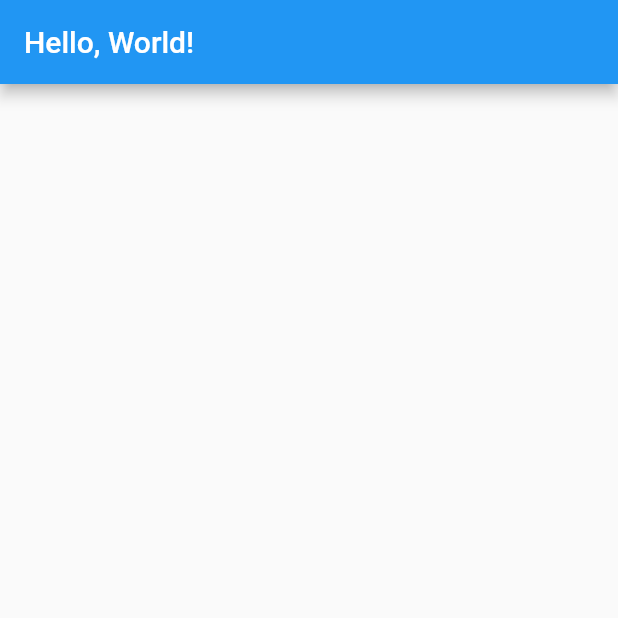
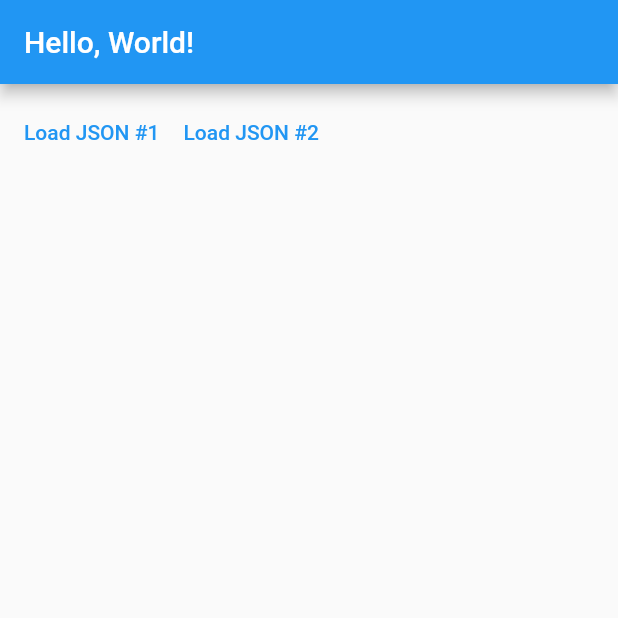
Before and after one commit to oleajan/flutter_testingbloc, a Flutter app: the screen it shows after launch, on a phone screen of 412 x 824 dp, the top half of it. Run offline on Flutter 3.47's test engine with Material 2 defaults, Android fonts, the phone set to English and light mode, and no system bars; our stand-ins replace flutter_bloc.

Commit message:
reading jsons from live serve

```diff
--- a/lib/main.dart
+++ b/lib/main.dart
@@ -1,4 +1,13 @@
+import 'dart:convert';
+import 'dart:io';
+
 import 'package:flutter/material.dart';
+import 'package:flutter_bloc/flutter_bloc.dart';
+import 'dart:developer' as devtools show log;
+
+extension Log on Object {
+  void log() => devtools.log(toString());
+}
 
 void main() {
   runApp(const MyApp());
@@ -15,26 +24,165 @@ class MyApp extends StatelessWidget {
         primarySwatch: Colors.blue,
       ),
       debugShowCheckedModeBanner: false,
-      home: const MyHomePage(title: 'Flutter Demo Home Page'),
+      home: BlocProvider(
+        create: (_) => PersonsBloc(),
+        child: const MyHomePage(),
+      ),
     );
   }
 }
-class MyHomePage extends StatefulWidget {
-  const MyHomePage({Key? key, required this.title}) : super(key: key);
 
-  final String title;
+@immutable
+abstract class LoadAction {
+  const LoadAction();
+}
+
+enum PersonUrl {
+  persons1,
+  persons2,
+}
+
+extension UrlString on PersonUrl {
+  String get urlString {
+    switch (this) {
+      case PersonUrl.persons1:
+        return 'http://127.0.0.1:5500/api/person1.json';
+      case PersonUrl.persons2:
+        return 'http://127.0.0.1:5500/api/person2.json';
+    }
+  }
+}
+
+@immutable
+class LoadPersonsAction implements LoadAction {
+  final PersonUrl url;
+  const LoadPersonsAction({required this.url}) : super();
+}
+
+@immutable
+class Person {
+  final String name;
+  final int age;
+
+  const Person({required this.name, required this.age});
+
+  Person.fromJson(Map<String, dynamic> json)
+      : name = json['name'] as String,
+        age = json['age'] as int;
 
   @override
-  State<MyHomePage> createState() => _MyHomePageState();
+  String toString() {
+    return '(name: $name, age: $age)';
+  }
 }
 
-class _MyHomePageState extends State<MyHomePage> {
+Future<Iterable<Person>> getPersons(String url) => HttpClient()
+    .getUrl(Uri.parse(url)) //* gives us a request
+    .then((value) => value.close()) //* request becomes a response
+    .then((value) =>
+        value.transform(utf8.decoder).join()) //* reponse becomes a string
+    .then((value) =>
+        json.decode(value) as List<dynamic>) //* string becomes a list
+    .then((value) => value.map((e) => Person.fromJson(
+        e))); // * list becomes an iterable of person resulting a future
+
+@immutable
+class FetchResult {
+  final Iterable<Person> persons;
+  final bool isRetrievedFromCache;
+
+  const FetchResult(
+      {required this.persons, required this.isRetrievedFromCache});
+
+  @override
+  String toString() =>
+      'FetchResult (isRetrievedFromCache = $isRetrievedFromCache), persons = $persons';
+}
+
+class PersonsBloc extends Bloc<LoadAction, FetchResult?> {
+  final Map<PersonUrl, Iterable<Person>> _cache = {};
+  PersonsBloc() : super(null) {
+    on<LoadPersonsAction>((event, emit) async {
+      final url = event.url;
+      if (_cache.containsKey(url)) {
+        final cachedPersons = _cache[url]!;
+        final result =
+            FetchResult(persons: cachedPersons, isRetrievedFromCache: true);
+        emit(result);
+      } else {
+        final persons = await getPersons(url.urlString);
+        _cache[url] = persons;
+        final result =
+            FetchResult(persons: persons, isRetrievedFromCache: false);
+        emit(result);
+      }
+    });
+  }
+}
+
+extension Subscript<T> on Iterable<T> {
+  T? operator [](int index) => length > index ? elementAt(index) : null;
+}
+
+class MyHomePage extends StatelessWidget {
+  const MyHomePage({Key? key}) : super(key: key);
+
   @override
   Widget build(BuildContext context) {
     return Scaffold(
       appBar: AppBar(
         title: const Text('Hello, World!'),
       ),
+      body: Padding(
+        padding: const EdgeInsets.all(8.0),
+        child: Column(
+          children: [
+            Row(
+              children: [
+                TextButton(
+                  onPressed: () {
+                    final foo = context
+                        .read<PersonsBloc>()
+                        .add(const LoadPersonsAction(url: PersonUrl.persons1));
+                  },
+                  child: const Text('Load JSON #1'),
+                ),
+                TextButton(
+                  onPressed: () {
+                    final foo = context
+                        .read<PersonsBloc>()
+                        .add(const LoadPersonsAction(url: PersonUrl.persons2));
+                  },
+                  child: const Text('Load JSON #2'),
+                ),
+              ],
+            ),
+            BlocBuilder<PersonsBloc, FetchResult?>(
+              buildWhen: ((previous, current) {
+                return previous?.persons != current?.persons;
+              }),
+              builder: ((context, fetchResult) {
+                fetchResult?.log();
+                final persons = fetchResult?.persons;
+                if (persons == null) {
+                  return const SizedBox();
+                }
+                return Expanded(
+                  child: ListView.builder(
+                    itemCount: persons.length,
+                    itemBuilder: (context, index) {
+                      final person = persons[index]!;
+                      return ListTile(
+                        title: Text(person.name),
+                      );
+                    },
+                  ),
+                );
+              }),
+            ),
+          ],
+        ),
+      ),
     );
   }
 }
```
Also changed, not shown: api/person1.json (added, +14 -0 lines), api/person2.json (added, +14 -0 lines).
